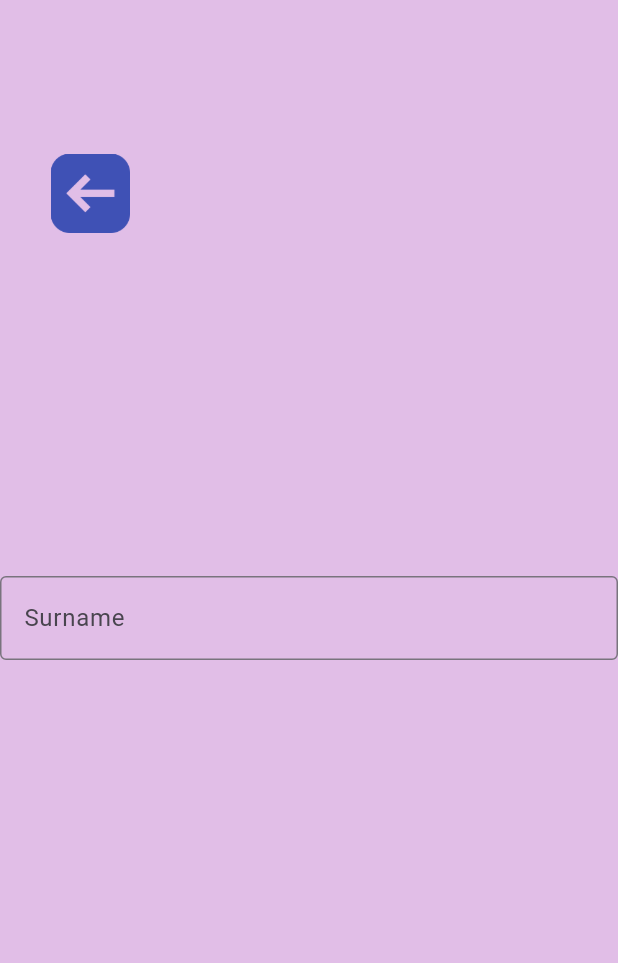
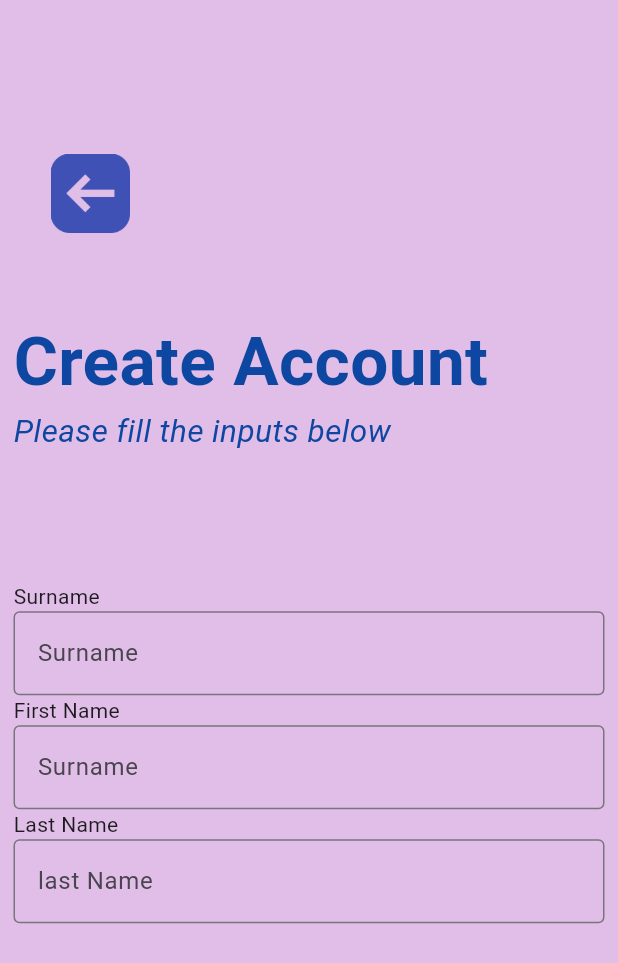
Before and after one commit to Bamadus/flutter_Diary, a Flutter app: the sign screen opened directly, on a phone screen of 412 x 824 dp. Shown: the top 963 px of the screen. Run offline on Flutter 3.47's test engine with Material 3 defaults, Android fonts, the phone set to English and light mode, and no system bars.

Commit message:
solved the Textform alignment issues

```diff
--- a/lib/bamadus/Login.dart
+++ b/lib/Simple Project/Login.dart
@@ -1,5 +1,5 @@
 import 'package:flutter/material.dart';
-import 'package:itcooking/bamadus/signUp.dart';
+import 'package:itcooking/Simple Project/signUp.dart';
 
 
 void main(){
--- /dev/null
+++ b/lib/Simple Project/signUp.dart
@@ -0,0 +1,106 @@
+import 'package:flutter/material.dart';
+import 'package:itcooking/Simple Project/Login.dart';
+
+class sign extends StatefulWidget{
+  const sign({super.key});
+
+  @override
+  State<sign> createState() => _signState();
+}
+
+class _signState extends State<sign> {
+  final GlobalKey<FormState> _signkey = GlobalKey<FormState>();
+  final _surnamecontroller = TextEditingController();
+  final _firstnamecontroller= TextEditingController();
+  final _lastnamecontroller = TextEditingController();
+  String? _surerrorText;
+  String? _firstnameerrorText;
+  String? _lastnameerrotText;
+
+  void _validInput(){
+    setState(() {
+      _surerrorText = _surnamecontroller.text.isEmpty ? "This field is required":null;
+      _firstnameerrorText = _firstnamecontroller.text.isEmpty ? "This field is required" : null;
+      _lastnameerrotText = _lastnamecontroller.text.isEmpty ? "This field is required" : null;
+    });
+
+    if(_surnamecontroller.text.isEmpty || _firstnamecontroller.text.isEmpty || _lastnamecontroller.text.isEmpty){
+      _surerrorText;
+      _firstnameerrorText;
+      _lastnameerrotText;
+    }
+  }
+  @override
+  Widget build(BuildContext context) {
+
+    return Scaffold(
+     // appBar: AppBar(),
+      backgroundColor: Colors.purple[100],
+      body: SafeArea(child: Stack(
+        children: [
+          Align(
+            alignment: const Alignment(-0.85, -0.75),
+            child: IconButton(onPressed: (){
+              Navigator.push(context, MaterialPageRoute(builder: (context)=> const myApp()));
+            }, icon: Image.asset('assets/images/back_Arr.png', width: 53,)),),
+          Container(
+            margin: const EdgeInsets.symmetric(horizontal: 9),
+            child: Center(
+              child: Form(
+                key: _signkey,
+                  child: Column(
+                    crossAxisAlignment: CrossAxisAlignment.start,
+                  mainAxisSize: MainAxisSize.min,
+                    mainAxisAlignment: MainAxisAlignment.center,
+                    children: [
+                      Text("Create Account",
+                        style: TextStyle(
+                          fontWeight: FontWeight.bold,
+                          fontSize: 45,
+                          color: Colors.blue[900],
+                        ),
+                      ),
+                      Text("Please fill the inputs below",
+                        style: TextStyle(
+                          fontSize: 21,
+                          fontStyle: FontStyle.italic,
+                          color: Colors.blue[900],
+                        ),
+                      ),
+                      const SizedBox(height: 85,),
+                      const Text("Surname"),
+                      TextField(
+                        controller: _surnamecontroller,
+                        decoration: InputDecoration(
+                            border: const OutlineInputBorder(),
+                            labelText: 'Surname',
+                            errorText: _surerrorText
+                        ),
+                      ),
+                      const Text("First Name"),
+                      TextField(
+                        controller: _firstnamecontroller,
+                        decoration: InputDecoration(
+                            border: const OutlineInputBorder(),
+                            labelText: 'Surname',
+                            errorText: _firstnameerrorText,
+                        ),
+                      ),
+                      const Text('Last Name'),
+                      TextField(
+                        controller: _lastnamecontroller,
+                        decoration: InputDecoration(
+                          border: const OutlineInputBorder(),
+                          labelText: 'last Name',
+                          errorText: _lastnameerrotText,
+                        ),
+                      ),
+                    ],
+                  )),
+                ),
+          )],
+            ),
+          )
+      );
+  }
+}
--- a/lib/bamadus/signUp.dart
+++ /dev/null
@@ -1,64 +0,0 @@
-import 'package:flutter/material.dart';
-import 'package:itcooking/bamadus/Login.dart';
-
-class sign extends StatefulWidget{
-  const sign({super.key});
-
-  @override
-  State<sign> createState() => _signState();
-}
-
-class _signState extends State<sign> {
-  final GlobalKey<FormState> _signkey = GlobalKey<FormState>();
-  final _surnamecontroller = TextEditingController();
-  String? _surerrorText;
-
-  void _validInput(){
-    setState(() {
-      _surerrorText = _surnamecontroller.text.isEmpty ? "Enter your Surname":null;
-    });
-
-    if(_surnamecontroller.text.isEmpty == true){
-      _surerrorText;
-    }
-  }
-  @override
-  Widget build(BuildContext context) {
-
-    return Scaffold(
-     // appBar: AppBar(),
-      backgroundColor: Colors.purple[100],
-      body: SafeArea(child: Stack(
-        children: [
-          Align(
-            alignment: const Alignment(-0.85, -0.75),
-            child: IconButton(onPressed: (){
-              Navigator.push(context, MaterialPageRoute(builder: (context)=> const myApp()));
-            }, icon: Image.asset('assets/images/back_Arr.png', width: 53,)),),
-          Align(
-            alignment: Alignment.center,
-            child: Center(
-              child: Form(
-                key: _signkey,
-                  child: Column(
-                    crossAxisAlignment: CrossAxisAlignment.start,
-                    mainAxisSize: MainAxisSize.min,
-                    mainAxisAlignment: MainAxisAlignment.center,
-                    children: [
-                      TextField(
-                        controller: _surnamecontroller,
-                        decoration: InputDecoration(
-                            border: const OutlineInputBorder(),
-                            labelText: 'Surname',
-                            errorText: _surerrorText
-                        ),
-                      ),
-                    ],
-                  )),
-                ),
-          )],
-            ),
-          )
-      );
-  }
-}
```
